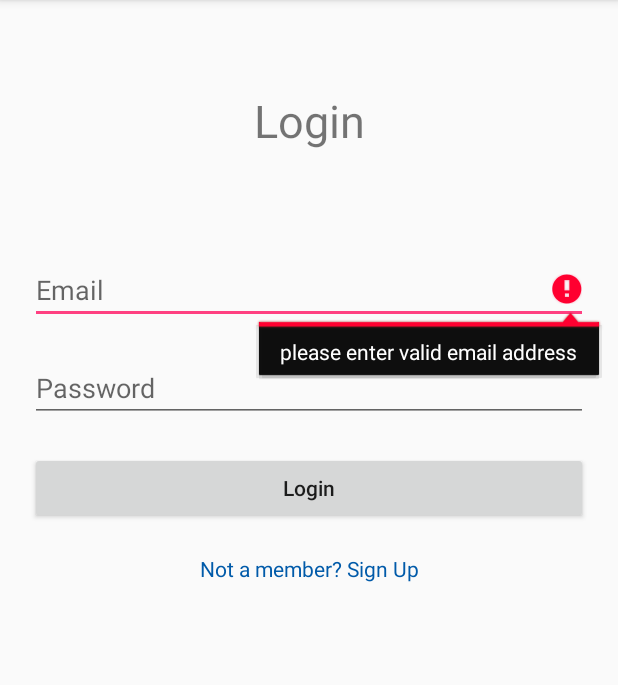
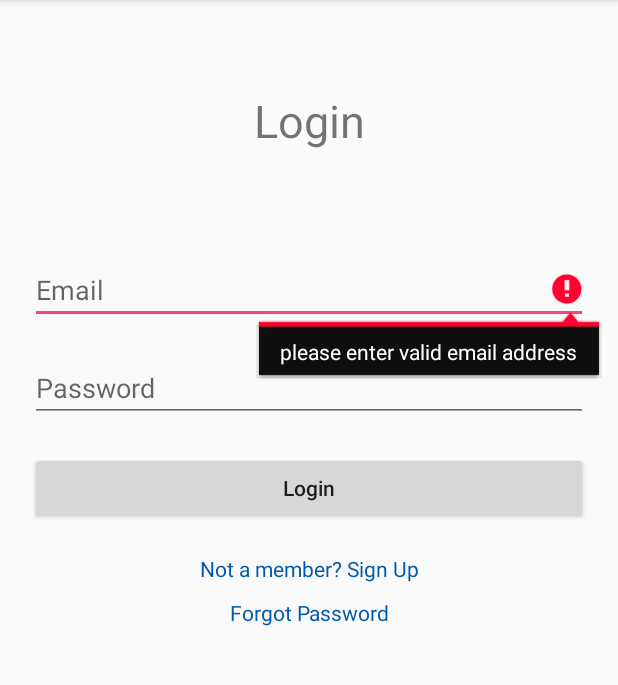
Before and after one commit to ranelchanan/Final_Project, an Android app: the screen it shows after launch (LoginActivity), after a tap on "Login", on a phone screen of 412 x 824 dp, the part 84-769 px from its top. Run offline under Robolectric (Android 15) with nearby library versions, the phone set to English and light mode, and no system bars; our stand-ins replace Firebase (no records; nobody signed in at launch, a user with empty details on screens opened directly).

Commit message:
Add an option 'forgot password' in the login page, which send an email to the specified email you enter, and let you change the password.

```diff
--- a/app/src/main/java/mta/com/final_project/LoginActivity.java
+++ b/app/src/main/java/mta/com/final_project/LoginActivity.java
@@ -29,6 +29,7 @@ public class LoginActivity extends AppCompatActivity {
     private Button loginButton;
     private ProgressDialog loginProgressDialog;
     private TextView signUpTextView;
+    private TextView forgotPasswordTextView;
 
     private FirebaseAuth mAuth;
 
@@ -47,11 +48,41 @@ public class LoginActivity extends AppCompatActivity {
         passwordEditText = findViewById(R.id.passwordEditText_login);
         loginButton = findViewById(R.id.loginButton_login);
         signUpTextView = findViewById(R.id.signUpTextView_login);
+        forgotPasswordTextView = findViewById(R.id.forgotPasswordTextView_login);
+
         loginProgressDialog = new ProgressDialog(this);
         mAuth = FirebaseAuth.getInstance();
 
         loginUser();
         goToSignUpActivityHandler();
+        forgotPasswordHandler();
+    }
+
+    private void forgotPasswordHandler() {
+        forgotPasswordTextView.setOnClickListener(new View.OnClickListener() {
+            @Override
+            public void onClick(View v) {
+                if (!isEmailValid(emailEditText.getText().toString().trim())) {
+                    Toast.makeText(LoginActivity.this, "Please enter your email",
+                            Toast.LENGTH_SHORT).show();
+                } else {
+
+                    mAuth.sendPasswordResetEmail(emailEditText.getText().toString().trim())
+                            .addOnCompleteListener(new OnCompleteListener<Void>() {
+                                @Override
+                                public void onComplete(@NonNull Task<Void> task) {
+                                    if (task.isSuccessful()) {
+                                        Toast.makeText(LoginActivity.this, "New password sent to your mail",
+                                                Toast.LENGTH_SHORT).show();
+                                    } else {
+                                        Toast.makeText(LoginActivity.this, "something went wrong",
+                                                Toast.LENGTH_SHORT).show();
+                                    }
+                                }
+                            });
+                }
+            }
+        });
     }
 
     private void goToSignUpActivityHandler() {
@@ -72,7 +103,7 @@ public class LoginActivity extends AppCompatActivity {
                 final String emailStr = emailEditText.getText().toString().trim();
                 final String passwordStr = passwordEditText.getText().toString().trim();
 
-                if (emailStr.equals("") || !Patterns.EMAIL_ADDRESS.matcher(emailStr).matches()) {
+                if (!isEmailValid(emailStr)) {
                     emailEditText.setError("please enter valid email address");
                     emailEditText.requestFocus();
                 } else if (passwordStr.length() < 6) {
@@ -86,17 +117,24 @@ public class LoginActivity extends AppCompatActivity {
                     loginProgressDialog.setMessage("Please wait...");
                     loginProgressDialog.show();
                     createAccount(emailStr, passwordStr);
-
                 }
-
             }
 
         });
     }
 
+    private boolean isEmailValid(String email){
+        boolean res;
+        if (email.equals("") || !Patterns.EMAIL_ADDRESS.matcher(email).matches()){
+            res = false;
+        } else {
+            res = true;
+        }
+
+        return res;
+    }
+
     private void createAccount(String email, String password){
-
-
         mAuth.signInWithEmailAndPassword(email, password)
                 .addOnCompleteListener(this, new OnCompleteListener<AuthResult>() {
                     @Override
--- a/app/src/main/res/layout/activity_login.xml
+++ b/app/src/main/res/layout/activity_login.xml
@@ -60,5 +60,15 @@
         android:textColor="#FF005AA9"
         />
 
+    <TextView
+        android:id="@+id/forgotPasswordTextView_login"
+        android:layout_width="match_parent"
+        android:layout_height="wrap_content"
+        android:layout_marginTop="10dp"
+        android:text="Forgot Password"
+        android:textAlignment="center"
+        android:textColor="#FF005AA9"
+        />
+
 
 </LinearLayout>
```
